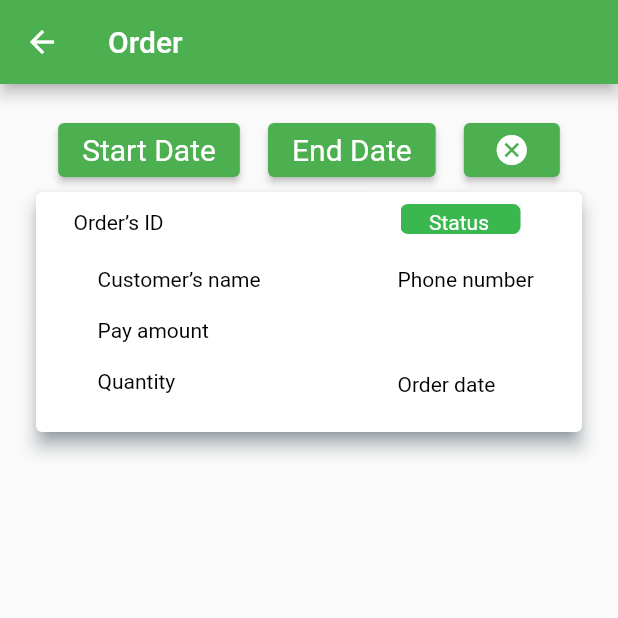
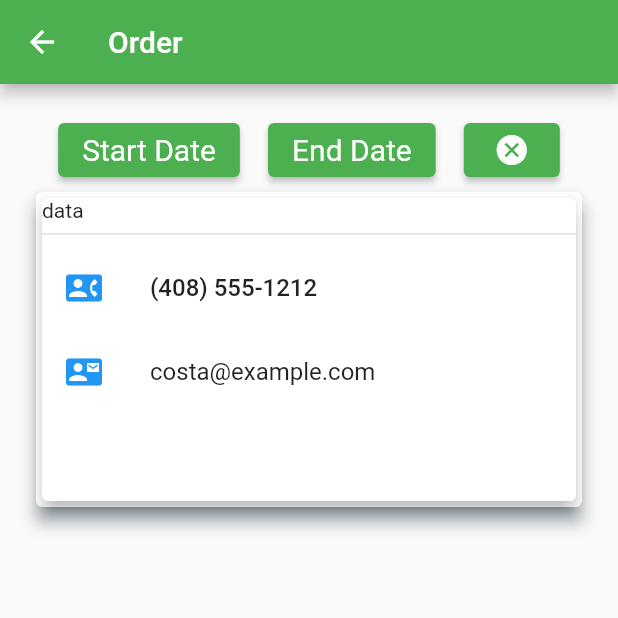
Before and after one commit to Grocery-Store-Management/GSMS.MobileApp.SWD, a Flutter app: the OrderListScreen screen opened by its route, on a phone screen of 412 x 824 dp, the top half of it. Run offline on Flutter 3.47's test engine with Material 2 defaults, Android fonts, the phone set to English and light mode, and no system bars; our stand-ins replace equatable; Roboto replaces fonts that are missing (Mulish).

Commit message:
update card

```diff
--- a/lib/screens/order_list_screen/order_list.dart
+++ b/lib/screens/order_list_screen/order_list.dart
@@ -1,5 +1,5 @@
 import 'package:flutter/material.dart';
-import 'package:gsms_mobileapp_swd/widgets/example.dart';
+import 'package:gsms_mobileapp_swd/widgets/item_card.dart';
 
 class OrderListScreen extends StatefulWidget {
   const OrderListScreen({Key? key}) : super(key: key);
@@ -58,7 +58,7 @@ class OrderItemCard extends StatelessWidget {
         crossAxisAlignment: CrossAxisAlignment.center,
         mainAxisAlignment: MainAxisAlignment.start,
         children: [
-          Itemcard1Widget(),
+          ItemCard(),
         ],
       ),
     );
@@ -77,7 +77,7 @@ class ClearDateButton extends StatelessWidget {
       onPressed: () {
         // TODO: Add clear Start Date and End Date
       },
-      child: Icon(Icons.cancel),
+      child: const Icon(Icons.cancel),
     );
   }
 }
--- a/lib/widgets/example.dart
+++ /dev/null
@@ -1,210 +0,0 @@
-import 'package:flutter/material.dart';
-import 'dart:math' as math;
-
-class Itemcard1Widget extends StatefulWidget {
-  @override
-  _Itemcard1WidgetState createState() => _Itemcard1WidgetState();
-}
-
-class _Itemcard1WidgetState extends State<Itemcard1Widget> {
-  @override
-  Widget build(BuildContext context) {
-    // Figma Flutter Generator Itemcard1Widget - COMPONENT
-
-    return SizedBox(
-        width: 330,
-        height: 160,
-        child: Stack(children: <Widget>[
-          Positioned(
-              top: 80,
-              left: 0,
-              child: SizedBox(
-                  width: 144,
-                  height: 24,
-                  child: Stack(children: const <Widget>[
-                    Positioned(
-                        top: 0,
-                        left: 24,
-                        child: Text(
-                          'Pay amount',
-                          textAlign: TextAlign.left,
-                          style: TextStyle(
-                              color: Color.fromRGBO(0, 0, 0, 1),
-                              fontFamily: 'Mulish',
-                              fontSize: 14,
-                              letterSpacing:
-                                  0 /*percentages not used in flutter. defaulting to zero*/,
-                              fontWeight: FontWeight.normal,
-                              height: 1.5 /*PERCENT not supported*/
-                              ),
-                        )),
-                  ]))),
-          Positioned(
-              top: 46,
-              left: 0,
-              child: SizedBox(
-                  width: 144,
-                  height: 24,
-                  child: Stack(children: const <Widget>[
-                    Positioned(
-                        top: 0,
-                        left: 24,
-                        child: Text(
-                          'Customer’s name',
-                          textAlign: TextAlign.left,
-                          style: TextStyle(
-                              color: Color.fromRGBO(0, 0, 0, 1),
-                              fontFamily: 'Mulish',
-                              fontSize: 14,
-                              letterSpacing:
-                                  0 /*percentages not used in flutter. defaulting to zero*/,
-                              fontWeight: FontWeight.normal,
-                              height: 1.5 /*PERCENT not supported*/
-                              ),
-                        )),
-                  ]))),
-          Positioned(
-              top: 114,
-              left: 0,
-              child: SizedBox(
-                  width: 144,
-                  height: 24,
-                  child: Stack(children: const <Widget>[
-                    Positioned(
-                        top: 0,
-                        left: 24,
-                        child: Text(
-                          'Quantity',
-                          textAlign: TextAlign.left,
-                          style: TextStyle(
-                              color: Color.fromRGBO(0, 0, 0, 1),
-                              fontFamily: 'Mulish',
-                              fontSize: 14,
-                              letterSpacing:
-                                  0 /*percentages not used in flutter. defaulting to zero*/,
-                              fontWeight: FontWeight.normal,
-                              height: 1.5 /*PERCENT not supported*/
-                              ),
-                        )),
-                  ]))),
-          Positioned(
-              top: 114,
-              left: 195,
-              child: SizedBox(
-                  width: 103,
-                  height: 26,
-                  child: Stack(children: const <Widget>[
-                    Positioned(
-                        top: 2,
-                        left: 29,
-                        child: Text(
-                          'Order date',
-                          textAlign: TextAlign.left,
-                          style: TextStyle(
-                              color: Color.fromRGBO(0, 0, 0, 1),
-                              fontFamily: 'Mulish',
-                              fontSize: 14,
-                              letterSpacing:
-                                  0 /*percentages not used in flutter. defaulting to zero*/,
-                              fontWeight: FontWeight.normal,
-                              height: 1.5 /*PERCENT not supported*/
-                              ),
-                        )),
-                  ]))),
-          Positioned(
-              top: 46,
-              left: 192,
-              child: SizedBox(
-                  width: 137,
-                  height: 24,
-                  child: Stack(children: const <Widget>[
-                    Positioned(
-                        top: 0,
-                        left: 32,
-                        child: Text(
-                          'Phone number',
-                          textAlign: TextAlign.left,
-                          style: TextStyle(
-                              color: Color.fromRGBO(0, 0, 0, 1),
-                              fontFamily: 'Mulish',
-                              fontSize: 14,
-                              letterSpacing:
-                                  0 /*percentages not used in flutter. defaulting to zero*/,
-                              fontWeight: FontWeight.normal,
-                              height: 1.5 /*PERCENT not supported*/
-                              ),
-                        )),
-                  ]))),
-          Positioned(
-              top: 8,
-              left: 226,
-              child: SizedBox(
-                  width: 80,
-                  height: 20,
-                  child: Stack(children: <Widget>[
-                    Positioned(
-                        top: 0,
-                        left: 0,
-                        child: Container(
-                            width: 80,
-                            height: 20,
-                            decoration: const BoxDecoration(
-                              borderRadius: BorderRadius.only(
-                                topLeft: Radius.circular(5),
-                                topRight: Radius.circular(5),
-                                bottomLeft: Radius.circular(5),
-                                bottomRight: Radius.circular(5),
-                              ),
-                              boxShadow: [
-                                BoxShadow(
-                                    color: Color.fromRGBO(
-                                        0, 0, 0, 0.20000000298023224),
-                                    offset: Offset(0, 4),
-                                    blurRadius: 30)
-                              ],
-                              color: Color.fromRGBO(58, 183, 78, 1),
-                            ))),
-                    const Positioned(
-                        top: 0,
-                        left: 19,
-                        child: Text(
-                          'Status',
-                          textAlign: TextAlign.left,
-                          style: TextStyle(
-                              color: Color.fromRGBO(255, 255, 255, 1),
-                              fontFamily: 'Mulish',
-                              fontSize: 14,
-                              letterSpacing:
-                                  0 /*percentages not used in flutter. defaulting to zero*/,
-                              fontWeight: FontWeight.normal,
-                              height: 1.5 /*PERCENT not supported*/
-                              ),
-                        )),
-                  ]))),
-          const Positioned(
-              top: 8,
-              left: 8,
-              child: Text(
-                'Order’s ID',
-                textAlign: TextAlign.left,
-                style: TextStyle(
-                    color: Color.fromRGBO(0, 0, 0, 1),
-                    fontFamily: 'Mulish',
-                    fontSize: 14,
-                    letterSpacing:
-                        0 /*percentages not used in flutter. defaulting to zero*/,
-                    fontWeight: FontWeight.normal,
-                    height: 1.5 /*PERCENT not supported*/
-                    ),
-              )),
-          Positioned(
-              top: 36,
-              left: 0,
-              child: Transform.rotate(
-                angle: -0.17362304712350585 * (math.pi / 180),
-                child:
-                    const Divider(color: Color.fromRGBO(50, 50, 50, 1), thickness: 1),
-              )),
-        ]));
-  }
-}
--- /dev/null
+++ b/lib/widgets/item_card.dart
@@ -0,0 +1,53 @@
+import 'package:flutter/material.dart';
+
+class ItemCard extends StatefulWidget {
+  const ItemCard({Key? key}) : super(key: key);
+
+  @override
+  _ItemCardState createState() => _ItemCardState();
+}
+
+class _ItemCardState extends State<ItemCard> {
+  @override
+  Widget build(BuildContext context) {
+    // Figma Flutter Generator ItemCard - COMPONENT
+
+    return SizedBox(
+      height: 210,
+      child: Card(
+        elevation: 5,
+        child: Column(
+          children: [
+            Row(
+              crossAxisAlignment: CrossAxisAlignment.center,
+              children: [
+                Text("data"),
+              ],
+            ),
+            const Divider(
+              thickness: 1.0,
+            ),
+            ListTile(
+              title: const Text(
+                '(408) 555-1212',
+                style: TextStyle(fontWeight: FontWeight.w500),
+              ),
+              leading: Icon(
+                Icons.contact_phone,
+                color: Colors.blue[500],
+              ),
+            ),
+            ListTile(
+              title: const Text('costa@example.com'),
+              leading: Icon(
+                Icons.contact_mail,
+                color: Colors.blue[500],
+              ),
+            ),
+          ],
+        ),
+      ),
+    );
+    ;
+  }
+}
```
